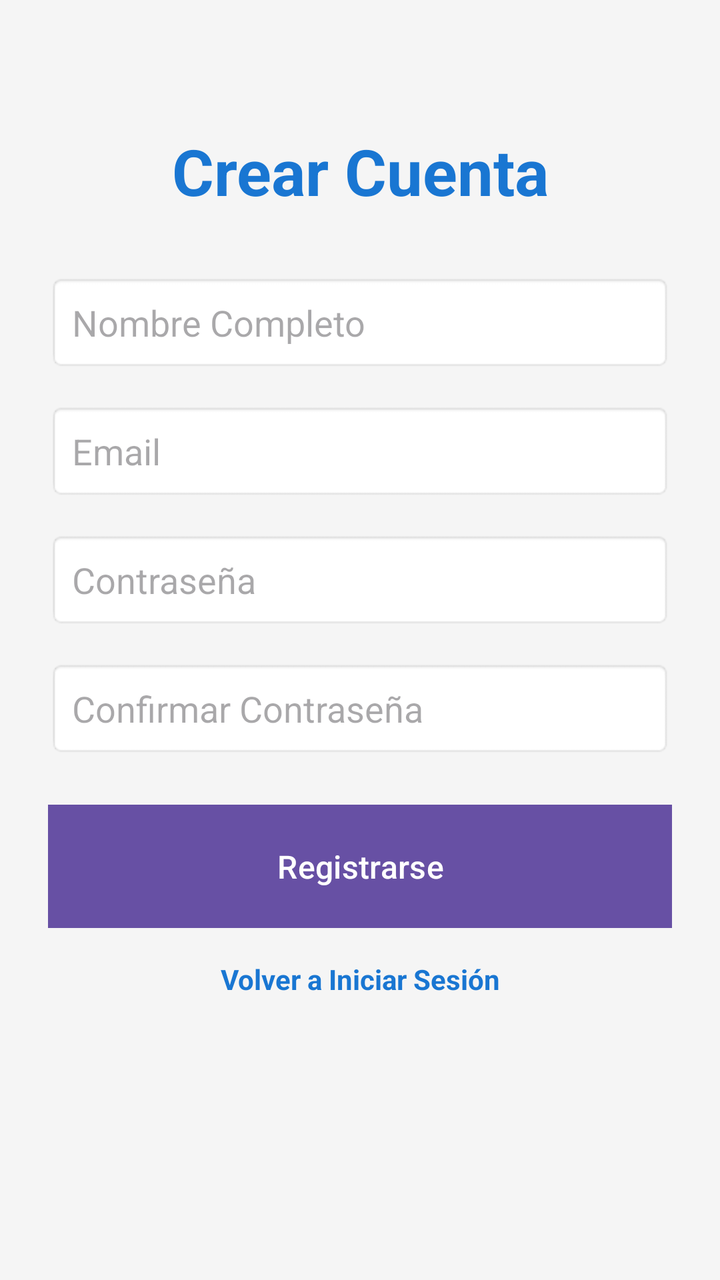
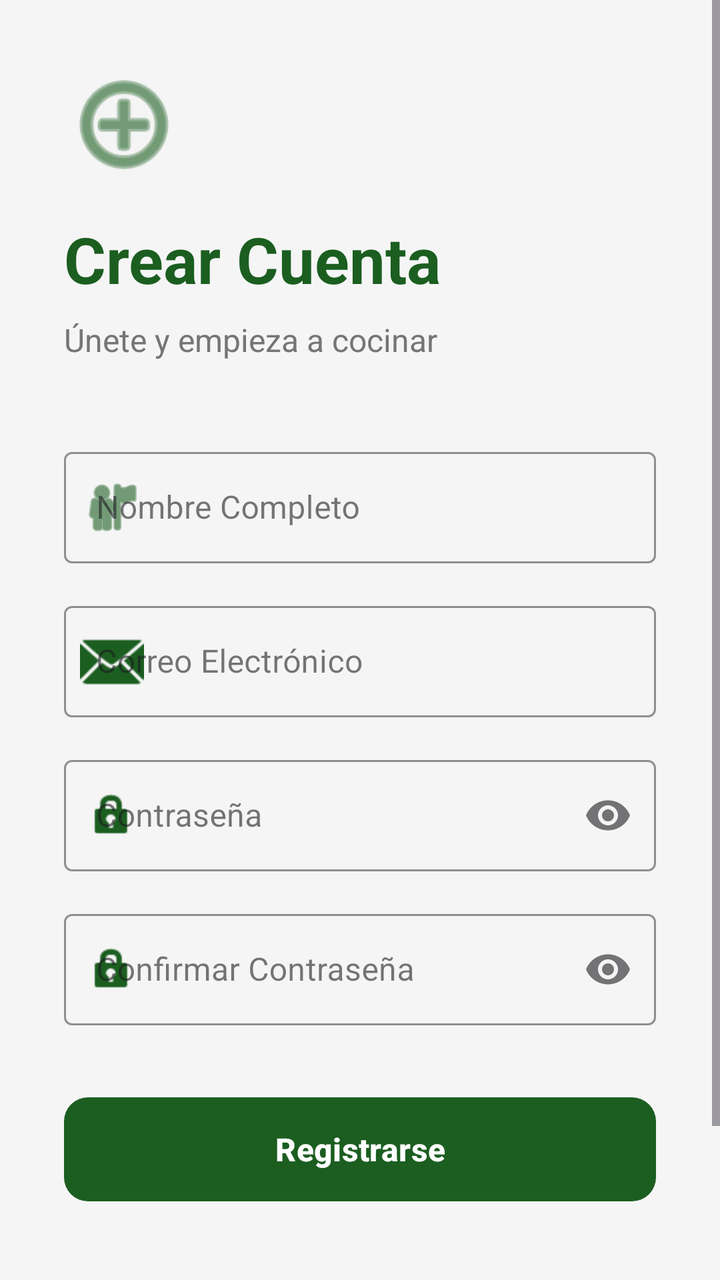

The first picture is an Android layout as it rendered before a commit; the second is the same layout after the commit. The layout source and the unified diff follow.
<!-- AndroidManifest.xml: application theme Theme.Bibliotecadigital -->
<!-- res/layout/activity_register.xml -->
<?xml version="1.0" encoding="utf-8"?>
<ScrollView xmlns:android="http://schemas.android.com/apk/res/android"
    android:layout_width="match_parent"
    android:layout_height="match_parent"
    android:background="#F5F5F5">

    <LinearLayout
        android:layout_width="match_parent"
        android:layout_height="wrap_content"
        android:orientation="vertical"
        android:padding="24dp">

        <TextView
            android:layout_width="match_parent"
            android:layout_height="wrap_content"
            android:text="Crear Cuenta"
            android:textSize="32sp"
            android:textStyle="bold"
            android:textColor="#1976D2"
            android:gravity="center"
            android:layout_marginTop="40dp"
            android:layout_marginBottom="30dp" />

        <EditText
            android:id="@+id/nombreEditText"
            android:layout_width="match_parent"
            android:layout_height="wrap_content"
            android:hint="Nombre Completo"
            android:inputType="text"
            android:padding="12dp"
            android:layout_marginBottom="16dp"
            android:background="@android:drawable/editbox_background"
            android:textColor="#212121" />

        <EditText
            android:id="@+id/emailEditText"
            android:layout_width="match_parent"
            android:layout_height="wrap_content"
            android:hint="Email"
            android:inputType="textEmailAddress"
            android:padding="12dp"
            android:layout_marginBottom="16dp"
            android:background="@android:drawable/editbox_background"
            android:textColor="#212121" />

        <EditText
            android:id="@+id/passwordEditText"
            android:layout_width="match_parent"
            android:layout_height="wrap_content"
            android:hint="Contraseña"
            android:inputType="textPassword"
            android:padding="12dp"
            android:layout_marginBottom="16dp"
            android:background="@android:drawable/editbox_background"
            android:textColor="#212121" />

        <EditText
            android:id="@+id/confirmPasswordEditText"
            android:layout_width="match_parent"
            android:layout_height="wrap_content"
            android:hint="Confirmar Contraseña"
            android:inputType="textPassword"
            android:padding="12dp"
            android:layout_marginBottom="24dp"
            android:background="@android:drawable/editbox_background"
            android:textColor="#212121" />

        <Button
            android:id="@+id/registerButton"
            android:layout_width="match_parent"
            android:layout_height="wrap_content"
            android:text="Registrarse"
            android:textSize="16sp"
            android:padding="16dp"
            android:background="#1976D2"
            android:textColor="@android:color/white"
            android:layout_marginBottom="16dp" />

        <TextView
            android:id="@+id/backToLoginLink"
            android:layout_width="match_parent"
            android:layout_height="wrap_content"
            android:text="Volver a Iniciar Sesión"
            android:textColor="#1976D2"
            android:textStyle="bold"
            android:gravity="center" />

    </LinearLayout>

</ScrollView>
<!-- resources referenced by this layout -->
<resources>
  <style name="Theme.Bibliotecadigital" parent="Base.Theme.Bibliotecadigital" />
  <style name="Base.Theme.Bibliotecadigital" parent="Theme.Material3.DayNight.NoActionBar">
          
          
      </style>
</resources>

<!-- the commit's change to res/layout/activity_register.xml (unified diff, before → after) -->
@@ -1,90 +1,187 @@
 <?xml version="1.0" encoding="utf-8"?>
 <ScrollView xmlns:android="http://schemas.android.com/apk/res/android"
+    xmlns:app="http://schemas.android.com/apk/res-auto"
+    xmlns:tools="http://schemas.android.com/tools"
     android:layout_width="match_parent"
     android:layout_height="match_parent"
-    android:background="#F5F5F5">
+    android:background="#F5F5F5"
+    android:fillViewport="true">
 
-    <LinearLayout
+    <androidx.constraintlayout.widget.ConstraintLayout
         android:layout_width="match_parent"
         android:layout_height="wrap_content"
-        android:orientation="vertical"
-        android:padding="24dp">
+        android:padding="32dp">
+
+        <ImageView
+            android:id="@+id/iconHeader"
+            android:layout_width="60dp"
+            android:layout_height="60dp"
+            android:src="@android:drawable/ic_menu_add"
+            app:tint="#1B5E20"
+            app:layout_constraintBottom_toTopOf="@+id/titleText"
+            app:layout_constraintStart_toStartOf="parent"
+            app:layout_constraintTop_toTopOf="parent"
+            app:layout_constraintVertical_chainStyle="packed" />
 
         <TextView
+            android:id="@+id/titleText"
+            android:layout_width="wrap_content"
+            android:layout_height="wrap_content"
+            android:layout_marginTop="16dp"
+            android:text="Crear Cuenta"
+            android:textColor="#1B5E20"
+            android:textSize="32sp"
+            android:textStyle="bold"
+            app:layout_constraintBottom_toTopOf="@+id/subtitleText"
+            app:layout_constraintStart_toStartOf="parent"
+            app:layout_constraintTop_toBottomOf="@+id/iconHeader" />
+
+        <TextView
+            android:id="@+id/subtitleText"
+            android:layout_width="wrap_content"
+            android:layout_height="wrap_content"
+            android:layout_marginTop="8dp"
+            android:layout_marginBottom="32dp"
+            android:text="Únete y empieza a cocinar"
+            android:textColor="#757575"
+            android:textSize="16sp"
+            app:layout_constraintBottom_toTopOf="@+id/nameInputLayout"
+            app:layout_constraintStart_toStartOf="parent"
+            app:layout_constraintTop_toBottomOf="@+id/titleText" />
+
+        <com.google.android.material.textfield.TextInputLayout
+            android:id="@+id/nameInputLayout"
+            style="@style/Widget.MaterialComponents.TextInputLayout.OutlinedBox"
             android:layout_width="match_parent"
             android:layout_height="wrap_content"
-            android:text="Crear Cuenta"
-            android:textSize="32sp"
-            android:textStyle="bold"
-            android:textColor="#1976D2"
-            android:gravity="center"
-            android:layout_marginTop="40dp"
-            android:layout_marginBottom="30dp" />
+            android:layout_marginTop="8dp"
+            android:hint="Nombre Completo"
+            app:boxStrokeColor="#1B5E20"
+            app:boxStrokeWidthFocused="2dp"
+            app:startIconDrawable="@android:drawable/ic_menu_myplaces"
+            app:startIconTint="#1B5E20"
+            app:layout_constraintBottom_toTopOf="@+id/emailInputLayout"
+            app:layout_constraintTop_toBottomOf="@+id/subtitleText"
+            app:layout_constraintVertical_chainStyle="packed">
 
-        <EditText
-            android:id="@+id/nombreEditText"
+            <com.google.android.material.textfield.TextInputEditText
+                android:id="@+id/nombreEditText"
+                android:layout_width="match_parent"
+                android:layout_height="wrap_content"
+                android:inputType="textPersonName"
+                android:textColor="#212121" />
+        </com.google.android.material.textfield.TextInputLayout>
+
+        <com.google.android.material.textfield.TextInputLayout
+            android:id="@+id/emailInputLayout"
+            style="@style/Widget.MaterialComponents.TextInputLayout.OutlinedBox"
             android:layout_width="match_parent"
             android:layout_height="wrap_content"
-            android:hint="Nombre Completo"
-            android:inputType="text"
-            android:padding="12dp"
-            android:layout_marginBottom="16dp"
-            android:background="@android:drawable/editbox_background"
-            android:textColor="#212121" />
+            android:layout_marginTop="16dp"
+            android:hint="Correo Electrónico"
+            app:boxStrokeColor="#1B5E20"
+            app:boxStrokeWidthFocused="2dp"
+            app:startIconDrawable="@android:drawable/ic_dialog_email"
+            app:startIconTint="#1B5E20"
+            app:layout_constraintBottom_toTopOf="@+id/passwordInputLayout"
+            app:layout_constraintTop_toBottomOf="@+id/nameInputLayout">
 
-        <EditText
-            android:id="@+id/emailEditText"
+            <com.google.android.material.textfield.TextInputEditText
+                android:id="@+id/emailEditText"
+                android:layout_width="match_parent"
+                android:layout_height="wrap_content"
+                android:inputType="textEmailAddress"
+                android:textColor="#212121" />
+        </com.google.android.material.textfield.TextInputLayout>
+
+        <com.google.android.material.textfield.TextInputLayout
+            android:id="@+id/passwordInputLayout"
+            style="@style/Widget.MaterialComponents.TextInputLayout.OutlinedBox"
             android:layout_width="match_parent"
             android:layout_height="wrap_content"
-            android:hint="Email"
-            android:inputType="textEmailAddress"
-            android:padding="12dp"
-            android:layout_marginBottom="16dp"
-            android:background="@android:drawable/editbox_background"
-            android:textColor="#212121" />
+            android:layout_marginTop="16dp"
+            android:hint="Contraseña"
+            app:boxStrokeColor="#1B5E20"
+            app:endIconMode="password_toggle"
+            app:startIconDrawable="@android:drawable/ic_lock_idle_lock"
+            app:startIconTint="#1B5E20"
+            app:layout_constraintBottom_toTopOf="@+id/confirmPasswordInputLayout"
+            app:layout_constraintTop_toBottomOf="@+id/emailInputLayout">
 
-        <EditText
-            android:id="@+id/passwordEditText"
+            <com.google.android.material.textfield.TextInputEditText
+                android:id="@+id/passwordEditText"
+                android:layout_width="match_parent"
+                android:layout_height="wrap_content"
+                android:inputType="textPassword"
+                android:textColor="#212121" />
+        </com.google.android.material.textfield.TextInputLayout>
+
+        <com.google.android.material.textfield.TextInputLayout
+            android:id="@+id/confirmPasswordInputLayout"
+            style="@style/Widget.MaterialComponents.TextInputLayout.OutlinedBox"
             android:layout_width="match_parent"
             android:layout_height="wrap_content"
-            android:hint="Contraseña"
-            android:inputType="textPassword"
-            android:padding="12dp"
-            android:layout_marginBottom="16dp"
-            android:background="@android:drawable/editbox_background"
-            android:textColor="#212121" />
+            android:layout_marginTop="16dp"
+            android:hint="Confirmar Contraseña"
+            app:boxStrokeColor="#1B5E20"
+            app:endIconMode="password_toggle"
+            app:startIconDrawable="@android:drawable/ic_lock_idle_lock"
+            app:startIconTint="#1B5E20"
+            app:layout_constraintBottom_toTopOf="@+id/registerButton"
+            app:layout_constraintTop_toBottomOf="@+id/passwordInputLayout">
 
-        <EditText
-            android:id="@+id/confirmPasswordEditText"
-            android:layout_width="match_parent"
-            android:layout_height="wrap_content"
-            android:hint="Confirmar Contraseña"
-            android:inputType="textPassword"
-            android:padding="12dp"
-            android:layout_marginBottom="24dp"
-            android:background="@android:drawable/editbox_background"
-            android:textColor="#212121" />
+            <com.google.android.material.textfield.TextInputEditText
+                android:id="@+id/confirmPasswordEditText"
+                android:layout_width="match_parent"
+                android:layout_height="wrap_content"
+                android:inputType="textPassword"
+                android:textColor="#212121" />
+        </com.google.android.material.textfield.TextInputLayout>
 
-        <Button
+        <com.google.android.material.button.MaterialButton
             android:id="@+id/registerButton"
             android:layout_width="match_parent"
-            android:layout_height="wrap_content"
+            android:layout_height="60dp"
+            android:layout_marginTop="32dp"
             android:text="Registrarse"
             android:textSize="16sp"
-            android:padding="16dp"
-            android:background="#1976D2"
-            android:textColor="@android:color/white"
-            android:layout_marginBottom="16dp" />
+            android:textStyle="bold"
+            app:backgroundTint="#1B5E20"
+            app:cornerRadius="12dp"
+            app:layout_constraintBottom_toTopOf="@+id/footerLayout"
+            app:layout_constraintTop_toBottomOf="@+id/confirmPasswordInputLayout" />
 
-        <TextView
-            android:id="@+id/backToLoginLink"
+        <LinearLayout
+            android:id="@+id/footerLayout"
+            android:layout_width="wrap_content"
+            android:layout_height="wrap_content"
+            android:layout_marginTop="24dp"
+            android:orientation="horizontal"
+            app:layout_constraintEnd_toEndOf="parent"
+            app:layout_constraintStart_toStartOf="parent"
+            app:layout_constraintTop_toBottomOf="@+id/registerButton">
+
+            <TextView
+                android:layout_width="wrap_content"
+                android:layout_height="wrap_content"
+                android:text="¿Ya tienes cuenta? "
+                android:textColor="#757575" />
+
+            <TextView
+                android:id="@+id/backToLoginLink"
+                android:layout_width="wrap_content"
+                android:layout_height="wrap_content"
+                android:padding="8dp"
+                android:text="Volver a Iniciar Sesión"
+                android:textColor="#1B5E20"
+                android:textStyle="bold" />
+        </LinearLayout>
+
+        <Space
             android:layout_width="match_parent"
-            android:layout_height="wrap_content"
-            android:text="Volver a Iniciar Sesión"
-            android:textColor="#1976D2"
-            android:textStyle="bold"
-            android:gravity="center" />
+            android:layout_height="32dp"
+            app:layout_constraintTop_toBottomOf="@+id/footerLayout"
+            app:layout_constraintBottom_toBottomOf="parent"/>
 
-    </LinearLayout>
-
+    </androidx.constraintlayout.widget.ConstraintLayout>
 </ScrollView>
